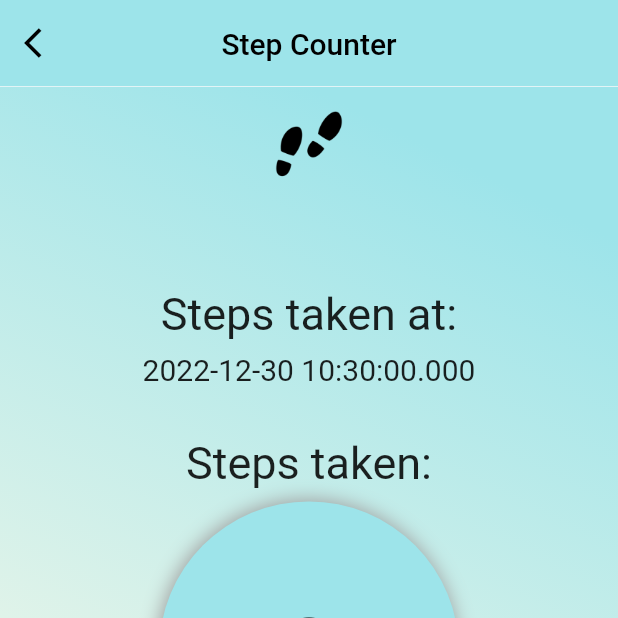
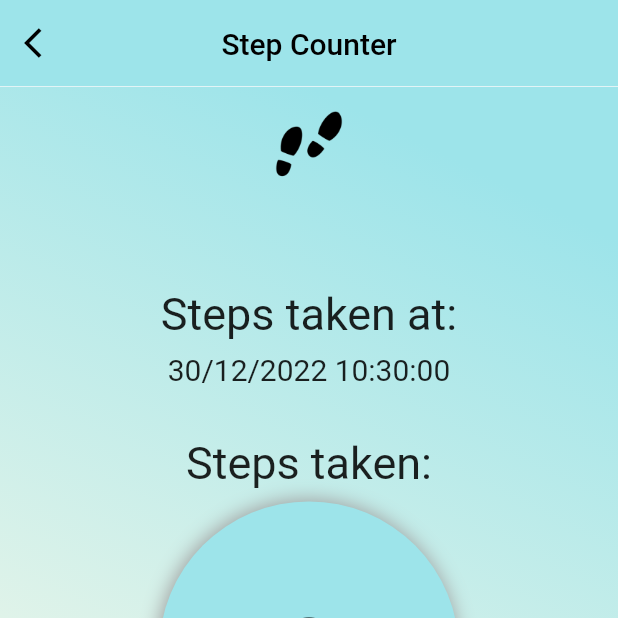
Before and after one commit to wanysamsuri/flutter_clinical, a Flutter app: the PedometerScreen screen opened directly, on a phone screen of 412 x 824 dp, the top half of it. Run offline on Flutter 3.47's test engine with Material 2 defaults, Android fonts, the phone set to English and light mode, and no system bars; our stand-ins replace cached_network_image, carousel_slider, device_info_plus, email_validator, fl_chart, flutter_rating_stars and 20 more; missing offline and left inert: clickable_list_wheel_view, flutter_3d_choice_chip, gauges, html2md, onesignal_flutter, pretty_gauge and 2 more; accounts and stored records are empty.

```diff
--- a/lib/pedometer/pedometer_screen.dart
+++ b/lib/pedometer/pedometer_screen.dart
@@ -26,7 +26,9 @@ class _PedometerScreenState extends State<PedometerScreen> {
   late String _status = '';
   late int _todaySteps = 0;
   late int _steps = 0;
-  late DateTime _timeStamp = DateTime.now();
+  DateTime now = DateTime.now();
+  late String _timestamp = DateFormat('dd/MM/yyyy kk:mm:ss').format(now);
+  // late DateTime _timeStamp = DateTime.now();
   // late String a = '';
 
   @override
@@ -235,7 +237,7 @@ class _PedometerScreenState extends State<PedometerScreen> {
                       height: Adaptive.h(1),
                     ),
                     Text(
-                      _timeStamp.toString(),
+                      _timestamp.toString(),
                       style: const TextStyle(fontSize: 20),
                     ),
 
```
